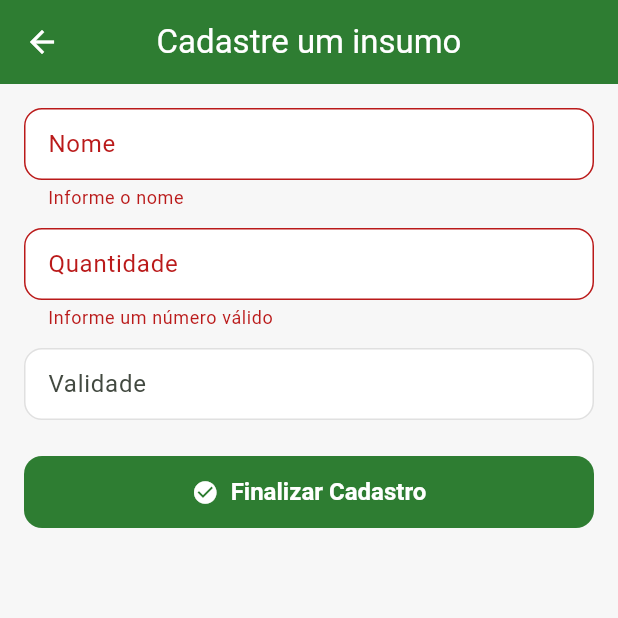
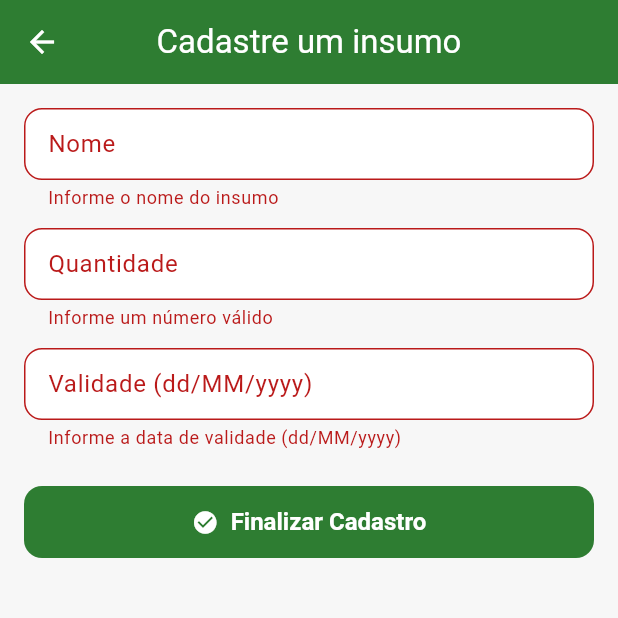
Before and after one commit to reds1gn4l/DSI-Grupo1, a Flutter app: the SupplyFormPage screen opened directly, after a tap on "Finalizar Cadastro", on a phone screen of 412 x 824 dp, the top half of it. Run offline on Flutter 3.47's test engine with Material 3 defaults, Android fonts, the phone set to English and light mode, and no system bars; our stand-ins replace cloud_firestore, firebase_core, flutter_map, geocoding, latlong2; accounts and stored records are empty.

Commit message:
feature-tela_de_estoqueatualizada

```diff
--- a/smartgreen/lib/models/supply.dart
+++ b/smartgreen/lib/models/supply.dart
@@ -3,20 +3,55 @@ class Supply {
   final String name;
   final int quantity;
   final String validity;
+  final DateTime createdAt;
+  final String? imageUrl;
 
   Supply({
     required this.id,
     required this.name,
     required this.quantity,
     required this.validity,
+    required this.createdAt,
+    this.imageUrl,
   });
 
   factory Supply.fromMap(String id, Map<String, dynamic> data) {
+    DateTime parsedCreatedAt = DateTime.now();
+    final rawCreatedAt = data['createdAt'];
+    if (rawCreatedAt is DateTime) {
+      parsedCreatedAt = rawCreatedAt;
+    } else if (rawCreatedAt is String) {
+      try {
+        parsedCreatedAt = DateTime.parse(rawCreatedAt);
+      } catch (_) {
+        try {
+          final parts = rawCreatedAt.split('/');
+          if (parts.length == 3) {
+            parsedCreatedAt = DateTime(
+              int.parse(parts[2]),
+              int.parse(parts[1]),
+              int.parse(parts[0]),
+            );
+          }
+        } catch (_) {}
+      }
+    } else if (rawCreatedAt is dynamic && rawCreatedAt != null) {
+      try {
+        parsedCreatedAt = (rawCreatedAt as dynamic).toDate() as DateTime;
+      } catch (_) {}
+    }
+
     return Supply(
       id: id,
       name: data['name'] ?? '',
-      quantity: data['quantity'] ?? 0,
+      quantity: (data['quantity'] ?? 0) is int
+          ? data['quantity'] as int
+          : int.tryParse('${data['quantity']}') ?? 0,
       validity: data['validity'] ?? '',
+      createdAt: parsedCreatedAt,
+      imageUrl: (data['imageUrl'] as String?)?.trim().isEmpty == true
+          ? null
+          : data['imageUrl'],
     );
   }
 
@@ -25,6 +60,26 @@ class Supply {
       'name': name,
       'quantity': quantity,
       'validity': validity,
+      'createdAt': createdAt,
+      if (imageUrl != null && imageUrl!.trim().isNotEmpty) 'imageUrl': imageUrl,
     };
   }
+
+  Supply copyWith({
+    String? id,
+    String? name,
+    int? quantity,
+    String? validity,
+    DateTime? createdAt,
+    String? imageUrl,
+  }) {
+    return Supply(
+      id: id ?? this.id,
+      name: name ?? this.name,
+      quantity: quantity ?? this.quantity,
+      validity: validity ?? this.validity,
+      createdAt: createdAt ?? this.createdAt,
+      imageUrl: imageUrl ?? this.imageUrl,
+    );
+  }
 }
--- a/smartgreen/lib/screens/supply_form_page.dart
+++ b/smartgreen/lib/screens/supply_form_page.dart
@@ -1,5 +1,5 @@
-// lib/screens/supply_form_page.dart
 import 'package:flutter/material.dart';
+import 'package:intl/intl.dart';
 import '../models/supply.dart';
 import '../services/supply_service.dart';
 import '../widgets/custom_button.dart';
@@ -21,6 +21,8 @@ class _SupplyFormPageState extends State<SupplyFormPage> {
 
   final _service = SupplyService();
 
+  late DateTime _createdAt;
+
   bool get _isEdit => widget.supply != null;
 
   @override
@@ -30,6 +32,9 @@ class _SupplyFormPageState extends State<SupplyFormPage> {
       _nameController.text = widget.supply!.name;
       _quantityController.text = widget.supply!.quantity.toString();
       _validityController.text = widget.supply!.validity;
+      _createdAt = widget.supply!.createdAt;
+    } else {
+      _createdAt = DateTime.now();
     }
   }
 
@@ -41,6 +46,46 @@ class _SupplyFormPageState extends State<SupplyFormPage> {
     super.dispose();
   }
 
+  DateTime? _tryParseDdMmYyyy(String input) {
+    try {
+
+      return DateFormat('dd/MM/yyyy').parseStrict(input);
+    } catch (_) {
+      return null;
+    }
+  }
+
+  String? _validateName(String? v) {
+    final s = (v ?? '').trim();
+    if (s.isEmpty) return 'Informe o nome do insumo';
+    if (s.length < 2) return 'Nome muito curto';
+    return null;
+  }
+
+  String? _validateQty(String? v) {
+    final n = int.tryParse((v ?? '').trim());
+    if (n == null) return 'Informe um número válido';
+    if (n <= 0) return 'Quantidade deve ser maior que 0';
+    return null;
+  }
+
+  String? _validateValidity(String? v) {
+    final s = (v ?? '').trim();
+    if (s.isEmpty) return 'Informe a data de validade (dd/MM/yyyy)';
+
+    final parsed = _tryParseDdMmYyyy(s);
+    if (parsed == null) return 'Data inválida. Use dd/MM/yyyy';
+
+
+    final created = DateTime(_createdAt.year, _createdAt.month, _createdAt.day);
+    final validity = DateTime(parsed.year, parsed.month, parsed.day);
+
+    if (validity.isBefore(created)) {
+      return 'Validade não pode ser anterior à data de criação';
+    }
+    return null;
+  }
+
   Future<void> _submit() async {
     if (!_formKey.currentState!.validate()) return;
 
@@ -49,6 +94,8 @@ class _SupplyFormPageState extends State<SupplyFormPage> {
       name: _nameController.text.trim(),
       quantity: int.tryParse(_quantityController.text.trim()) ?? 0,
       validity: _validityController.text.trim(),
+      createdAt: _createdAt,
+      imageUrl: widget.supply?.imageUrl,
     );
 
     if (_isEdit) {
@@ -58,20 +105,6 @@ class _SupplyFormPageState extends State<SupplyFormPage> {
     }
 
     if (mounted) Navigator.pop(context);
-  }
-
-  String? _validateName(String? v) {
-    final s = (v ?? '').trim();
-    if (s.isEmpty) return 'Informe o nome';
-    if (s.length < 2) return 'Nome muito curto';
-    return null;
-  }
-
-  String? _validateQty(String? v) {
-    final n = int.tryParse((v ?? '').trim());
-    if (n == null) return 'Informe um número válido';
-    if (n <= 0) return 'Quantidade deve ser maior que 0';
-    return null;
   }
 
   @override
@@ -94,7 +127,7 @@ class _SupplyFormPageState extends State<SupplyFormPage> {
             key: _formKey,
             child: Column(
               children: [
-                // Nome
+
                 TextFormField(
                   controller: _nameController,
                   decoration: const InputDecoration(labelText: 'Nome'),
@@ -103,7 +136,7 @@ class _SupplyFormPageState extends State<SupplyFormPage> {
                 ),
                 const SizedBox(height: 12),
 
-                // Quantidade
+
                 TextFormField(
                   controller: _quantityController,
                   decoration: const InputDecoration(labelText: 'Quantidade'),
@@ -113,16 +146,21 @@ class _SupplyFormPageState extends State<SupplyFormPage> {
                 ),
                 const SizedBox(height: 12),
 
-                // Validade
+
                 TextFormField(
                   controller: _validityController,
-                  decoration: const InputDecoration(labelText: 'Validade'),
+                  decoration: const InputDecoration(
+                    labelText: 'Validade (dd/MM/yyyy)',
+                    hintText: 'Ex.: 25/12/2025',
+                  ),
+                  keyboardType: TextInputType.datetime,
                   textInputAction: TextInputAction.done,
+                  validator: _validateValidity,
                 ),
 
                 const SizedBox(height: 24),
 
-                // Botão padronizado
+
                 CustomButton(
                   label: _isEdit ? 'Salvar' : 'Finalizar Cadastro',
                   icon: Icons.check_circle,
--- a/smartgreen/lib/services/supply_service.dart
+++ b/smartgreen/lib/services/supply_service.dart
@@ -2,7 +2,8 @@ import 'package:cloud_firestore/cloud_firestore.dart';
 import '../models/supply.dart';
 
 class SupplyService {
-  final CollectionReference _collection = FirebaseFirestore.instance.collection('supplies');
+  final CollectionReference _collection =
+      FirebaseFirestore.instance.collection('supplies');
 
   Stream<List<Supply>> getSupplies() {
     return _collection.snapshots().map((snapshot) {
```
Also changed, not shown: smartgreen/lib/screens/supply_list_page.dart (+53 -31 lines), smartgreen/lib/services/order_service.dart (+58 -1 lines).
